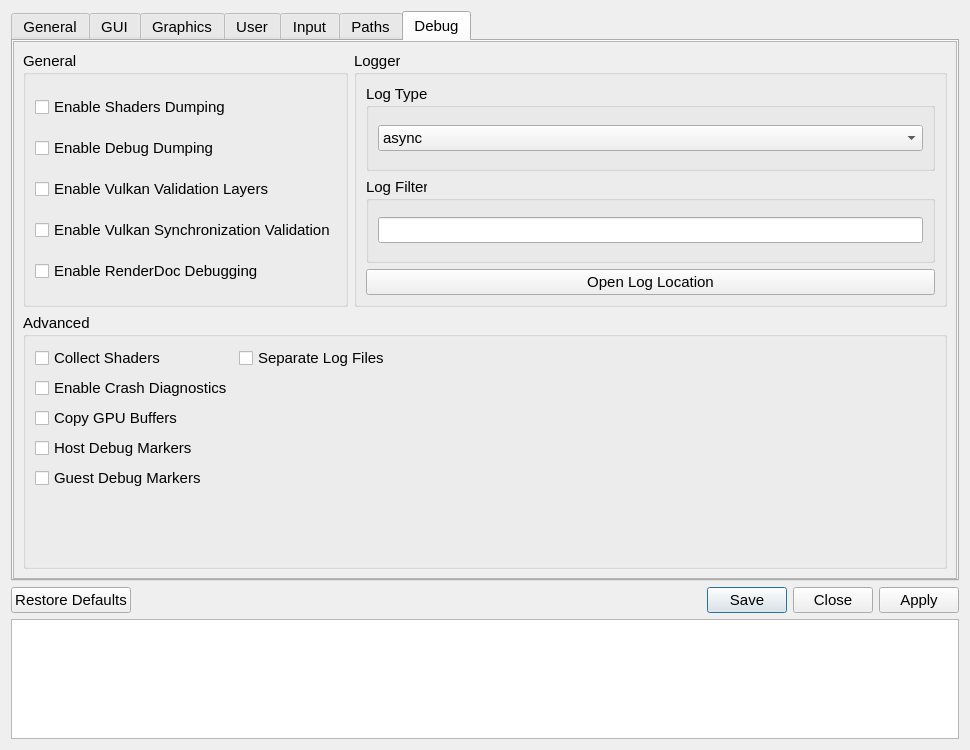
First picture: the form in src/qt_gui/settings_dialog.ui, repository shadps4-emu/shadPS4, before the edit.
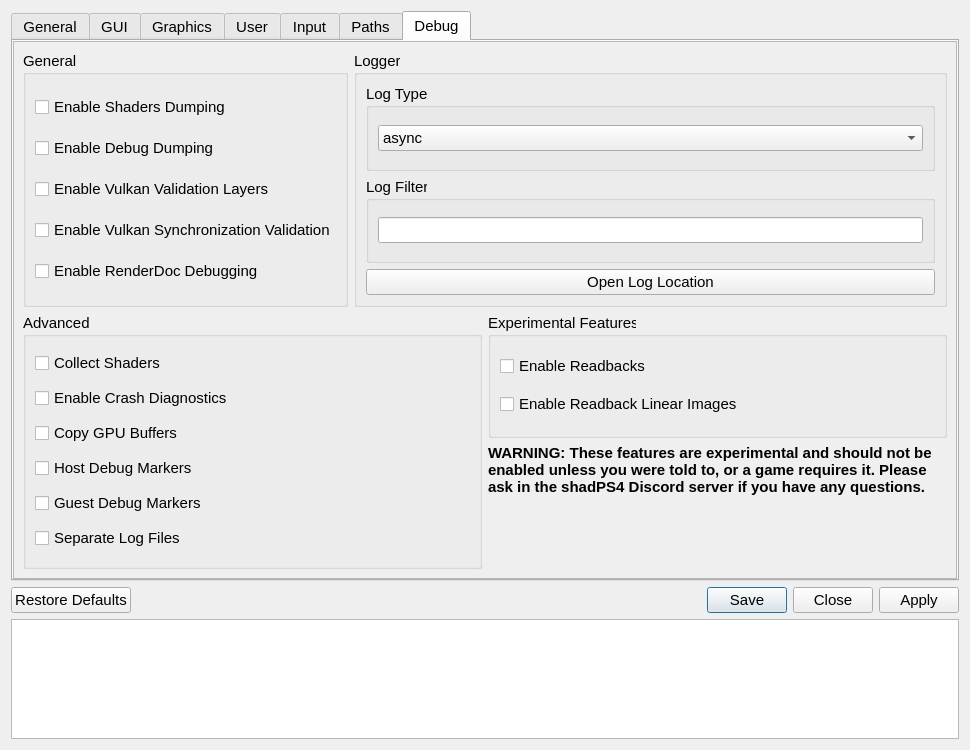
Second picture: the form after the edit. The open tabs and pages were chosen to show the change. Icons and pictures are not drawn.

Commit message:
qt: Add toggle in the settings window for readbacks (#3305)
* Add readback and readback linear image toggles to the settings window

* reuse and crowdin

* clang-format... my worst enemy...

* Experimental group box (#3)

* New Groupbox

* adjustments

* revised warning on experimental group box

---------

Patch:
```diff
--- a/src/qt_gui/settings_dialog.ui
+++ b/src/qt_gui/settings_dialog.ui
@@ -1931,8 +1931,8 @@
         <rect>
          <x>0</x>
          <y>0</y>
-         <width>944</width>
-         <height>537</height>
+         <width>946</width>
+         <height>540</height>
         </rect>
        </property>
        <layout class="QVBoxLayout" name="debugTabVLayout" stretch="0,0">
@@ -2088,6 +2088,8 @@
          </layout>
         </item>
         <item>
+         <layout class="QHBoxLayout" name="horizontalLayout_7">
+          <item>
          <widget class="QGroupBox" name="advancedGroupBox">
           <property name="sizePolicy">
            <sizepolicy hsizetype="Preferred" vsizetype="Preferred">
@@ -2103,43 +2105,41 @@
           </property>
           <layout class="QVBoxLayout" name="advancedLayout">
            <item>
-            <layout class="QFormLayout" name="formLayout">
-             <item row="0" column="0">
               <widget class="QCheckBox" name="collectShaderCheckBox">
                <property name="text">
                 <string>Collect Shaders</string>
                </property>
               </widget>
              </item>
-             <item row="2" column="0">
-              <widget class="QCheckBox" name="copyGPUBuffersCheckBox">
-               <property name="text">
-                <string>Copy GPU Buffers</string>
-               </property>
-              </widget>
-             </item>
-             <item row="1" column="0">
+             <item>
               <widget class="QCheckBox" name="crashDiagnosticsCheckBox">
                <property name="text">
                 <string>Enable Crash Diagnostics</string>
                </property>
               </widget>
              </item>
-             <item row="3" column="0">
+             <item>
+              <widget class="QCheckBox" name="copyGPUBuffersCheckBox">
+               <property name="text">
+                <string>Copy GPU Buffers</string>
+               </property>
+              </widget>
+             </item>
+             <item>
               <widget class="QCheckBox" name="hostMarkersCheckBox">
                <property name="text">
                 <string>Host Debug Markers</string>
                </property>
               </widget>
              </item>
-             <item row="4" column="0">
+             <item>
               <widget class="QCheckBox" name="guestMarkersCheckBox">
                <property name="text">
                 <string>Guest Debug Markers</string>
                </property>
               </widget>
              </item>
-             <item row="0" column="1">
+             <item>
               <widget class="QCheckBox" name="separateLogFilesCheckbox">
                <property name="text">
                 <string>Separate Log Files</string>
@@ -2147,9 +2147,55 @@
               </widget>
              </item>
             </layout>
-           </item>
-          </layout>
-         </widget>
+           </widget>
+          </item>
+          <item>
+           <layout class="QVBoxLayout" name="verticalLayout_4">
+            <item>
+             <widget class="QGroupBox" name="ExperimentalGroupBox">
+              <property name="title">
+               <string>Experimental Features</string>
+              </property>
+              <layout class="QVBoxLayout" name="verticalLayout_3">
+               <item>
+                <widget class="QCheckBox" name="readbacksCheckBox">
+                 <property name="text">
+                  <string>Enable Readbacks</string>
+                 </property>
+                </widget>
+               </item>
+               <item>
+                <widget class="QCheckBox" name="readbackLinearImagesCheckBox">
+                 <property name="text">
+                  <string>Enable Readback Linear Images</string>
+                 </property>
+                </widget>
+               </item>
+              </layout>
+             </widget>
+            </item>
+            <item>
+             <widget class="QLabel" name="ExperimentalLabel">
+              <property name="font">
+               <font>
+                <pointsize>11</pointsize>
+                <bold>true</bold>
+               </font>
+              </property>
+              <property name="text">
+               <string>WARNING: These features are experimental and should not be enabled unless you were told to, or a game requires it. Please ask in the shadPS4 Discord server if you have any questions.</string>
+              </property>
+              <property name="alignment">
+               <set>Qt::AlignmentFlag::AlignLeading|Qt::AlignmentFlag::AlignLeft|Qt::AlignmentFlag::AlignTop</set>
+              </property>
+              <property name="wordWrap">
+               <bool>true</bool>
+              </property>
+             </widget>
+            </item>
+           </layout>
+          </item>
+         </layout>
         </item>
        </layout>
       </widget>
```
Left out of the diff: 28 changed lines with no effect on the pictures. Lines whose indentation alone changed are shown as unchanged. The commit also changes 4 other files.
